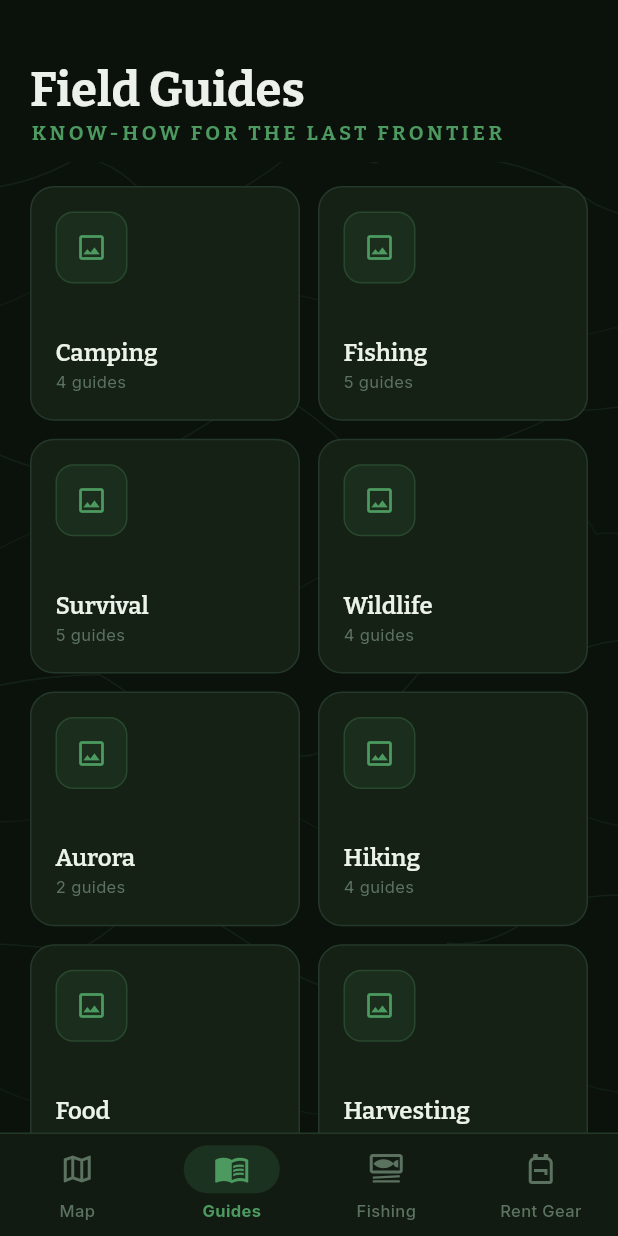
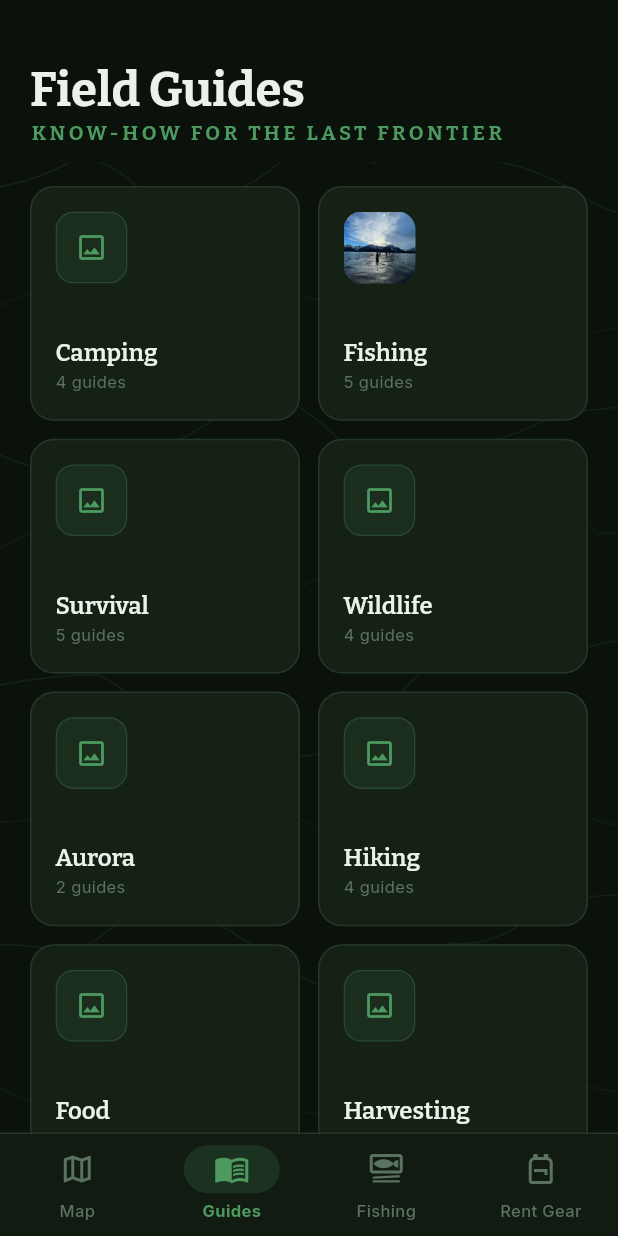
Before and after one commit to sambritch-netizen/AlaskaAtlas, a Flutter app: the screen it shows after launch, item 2 of the bottom bar chosen, on a phone screen of 412 x 824 dp. Run offline on Flutter 3.47's test engine with Material 3 defaults, Android fonts, the phone set to English and light mode, and no system bars; our stand-ins replace flutter_map, flutter_riverpod, geolocator, go_router, google_fonts, latlong2 and 1 more; missing offline and left inert: flutter_map_marker_cluster.

Commit message:
Add fishing photo as Fishing category tile icon on guides page
Copies the provided JPEG to assets/category_icons/fishing.jpg and
displays it as a 48×48 clipped thumbnail on the Fishing tile.
GuideCategory gains an optional imagePath field so other categories
can get custom photos the same way.

https://claude.ai/code/session_013aUMyCsZgUEsVnTLQASyYT

```diff
--- a/lib/data/guides_data.dart
+++ b/lib/data/guides_data.dart
@@ -7,7 +7,7 @@ class GuidesData {
 
   static const List<GuideCategory> categories = [
     GuideCategory(name: 'Camping', emoji: '⛺'),
-    GuideCategory(name: 'Fishing', emoji: '🎣'),
+    GuideCategory(name: 'Fishing', emoji: '🎣', imagePath: 'assets/category_icons/fishing.jpg'),
     GuideCategory(name: 'Survival', emoji: '🧭'),
     GuideCategory(name: 'Wildlife', emoji: '🐻'),
     GuideCategory(name: 'Aurora', emoji: '🌌'),
--- a/lib/models/guide.dart
+++ b/lib/models/guide.dart
@@ -38,6 +38,7 @@ class GuideSection {
 class GuideCategory {
   final String name;
   final String emoji;
+  final String? imagePath;
 
-  const GuideCategory({required this.name, required this.emoji});
+  const GuideCategory({required this.name, required this.emoji, this.imagePath});
 }
--- a/lib/screens/guides/guides_screen.dart
+++ b/lib/screens/guides/guides_screen.dart
@@ -97,7 +97,16 @@ class _CategoryTile extends StatelessWidget {
               crossAxisAlignment: CrossAxisAlignment.start,
               mainAxisAlignment: MainAxisAlignment.spaceBetween,
               children: [
-                Container(
+                ClipRRect(
+                  borderRadius: BorderRadius.circular(12),
+                  child: category.imagePath != null
+                      ? Image.asset(
+                          category.imagePath!,
+                          width: 48,
+                          height: 48,
+                          fit: BoxFit.cover,
+                        )
+                      : Container(
                           width: 48,
                           height: 48,
                           decoration: BoxDecoration(
@@ -106,11 +115,11 @@ class _CategoryTile extends StatelessWidget {
                             border: Border.all(
                                 color: AppColors.pine.withValues(alpha: 0.25)),
                           ),
-                  // Placeholder — replace with bundled category icon art.
                           child: const Icon(
                             Icons.image_outlined,
                             color: AppColors.pine,
                             size: 22,
+                          ),
                         ),
                 ),
                 Column(
--- a/pubspec.yaml
+++ b/pubspec.yaml
@@ -31,3 +31,4 @@ flutter:
   assets:
     - assets/bathymetry/
     - assets/highways/
+    - assets/category_icons/
```
Also changed, not shown: assets/category_icons/fishing.jpg (added). Lines whose indentation alone changed are shown as unchanged.
